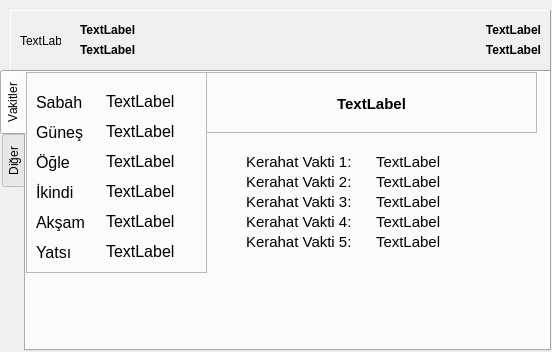
Above: qtezanvakti.ui from fbostanci/ezanvakti-qt-gui before the change. Below: the same form after it.
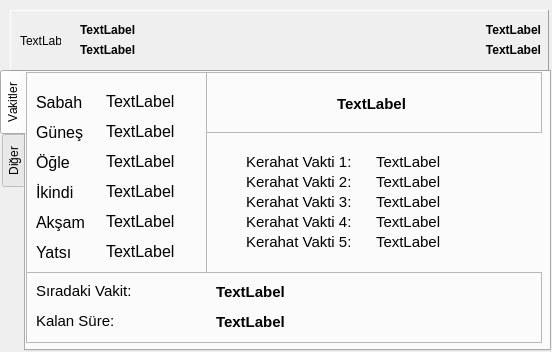
That is the form after the change. The open tabs and pages were chosen to show the change.

Commit message: sıradaki vakit ve vakte kalan süre gösterimi açılışta ezanvakti denetimi

What changed in the file:
```diff
--- a/qtezanvakti.ui
+++ b/qtezanvakti.ui
@@ -272,7 +272,7 @@
        <rect>
         <x>180</x>
         <y>0</y>
-        <width>331</width>
+        <width>336</width>
         <height>61</height>
        </rect>
       </property>
@@ -486,6 +486,98 @@
        <string>TextLabel</string>
       </property>
      </widget>
+     <widget class="QFrame" name="frame_4">
+      <property name="geometry">
+       <rect>
+        <x>0</x>
+        <y>200</y>
+        <width>516</width>
+        <height>71</height>
+       </rect>
+      </property>
+      <property name="frameShape">
+       <enum>QFrame::StyledPanel</enum>
+      </property>
+      <property name="frameShadow">
+       <enum>QFrame::Raised</enum>
+      </property>
+      <widget class="QLabel" name="label_4">
+       <property name="geometry">
+        <rect>
+         <x>10</x>
+         <y>10</y>
+         <width>161</width>
+         <height>18</height>
+        </rect>
+       </property>
+       <property name="font">
+        <font>
+         <pointsize>11</pointsize>
+        </font>
+       </property>
+       <property name="text">
+        <string>Sıradaki Vakit:</string>
+       </property>
+      </widget>
+      <widget class="QLabel" name="label_np">
+       <property name="geometry">
+        <rect>
+         <x>190</x>
+         <y>10</y>
+         <width>311</width>
+         <height>20</height>
+        </rect>
+       </property>
+       <property name="font">
+        <font>
+         <pointsize>11</pointsize>
+         <weight>75</weight>
+         <bold>true</bold>
+        </font>
+       </property>
+       <property name="text">
+        <string>TextLabel</string>
+       </property>
+      </widget>
+      <widget class="QLabel" name="label_5">
+       <property name="geometry">
+        <rect>
+         <x>10</x>
+         <y>40</y>
+         <width>161</width>
+         <height>18</height>
+        </rect>
+       </property>
+       <property name="font">
+        <font>
+         <pointsize>11</pointsize>
+        </font>
+       </property>
+       <property name="text">
+        <string>Kalan Süre:</string>
+       </property>
+      </widget>
+      <widget class="QLabel" name="label_kp">
+       <property name="geometry">
+        <rect>
+         <x>190</x>
+         <y>40</y>
+         <width>311</width>
+         <height>20</height>
+        </rect>
+       </property>
+       <property name="font">
+        <font>
+         <pointsize>11</pointsize>
+         <weight>75</weight>
+         <bold>true</bold>
+        </font>
+       </property>
+       <property name="text">
+        <string>TextLabel</string>
+       </property>
+      </widget>
+     </widget>
     </widget>
     <widget class="QWidget" name="tab_d">
      <attribute name="title">
@@ -1371,7 +1463,7 @@
      <rect>
       <x>10</x>
       <y>10</y>
-      <width>541</width>
+      <width>539</width>
       <height>61</height>
      </rect>
     </property>
```
Left out of the diff: 2 changed lines with no effect on the pictures. The commit also changes 4 other files.
